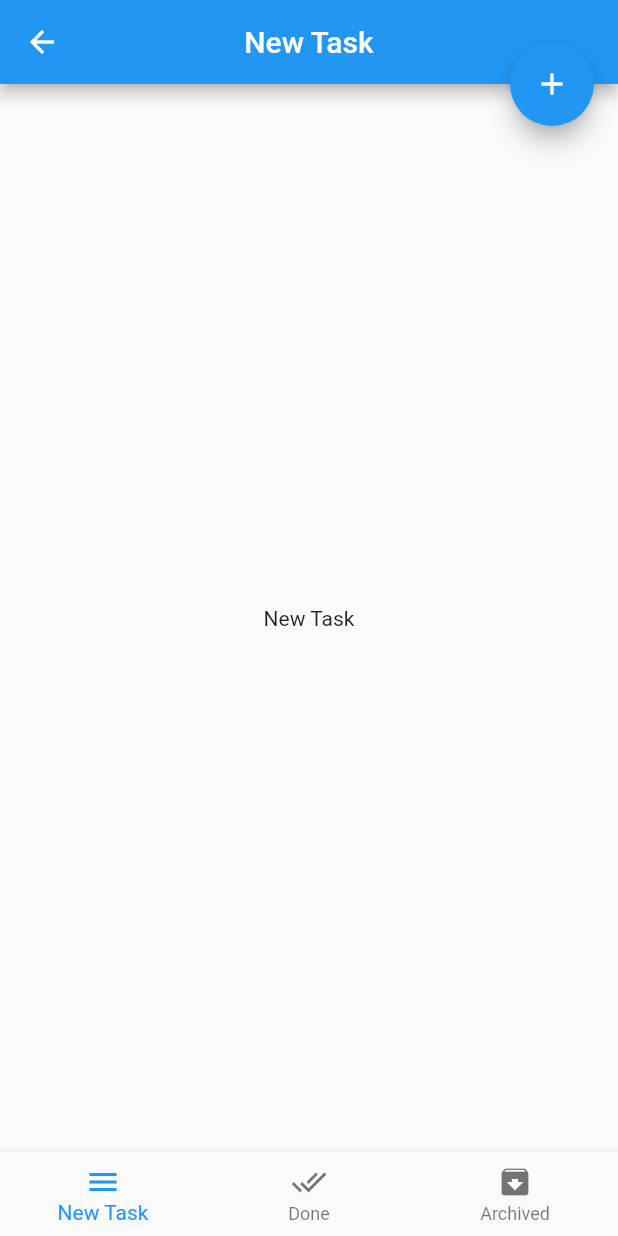
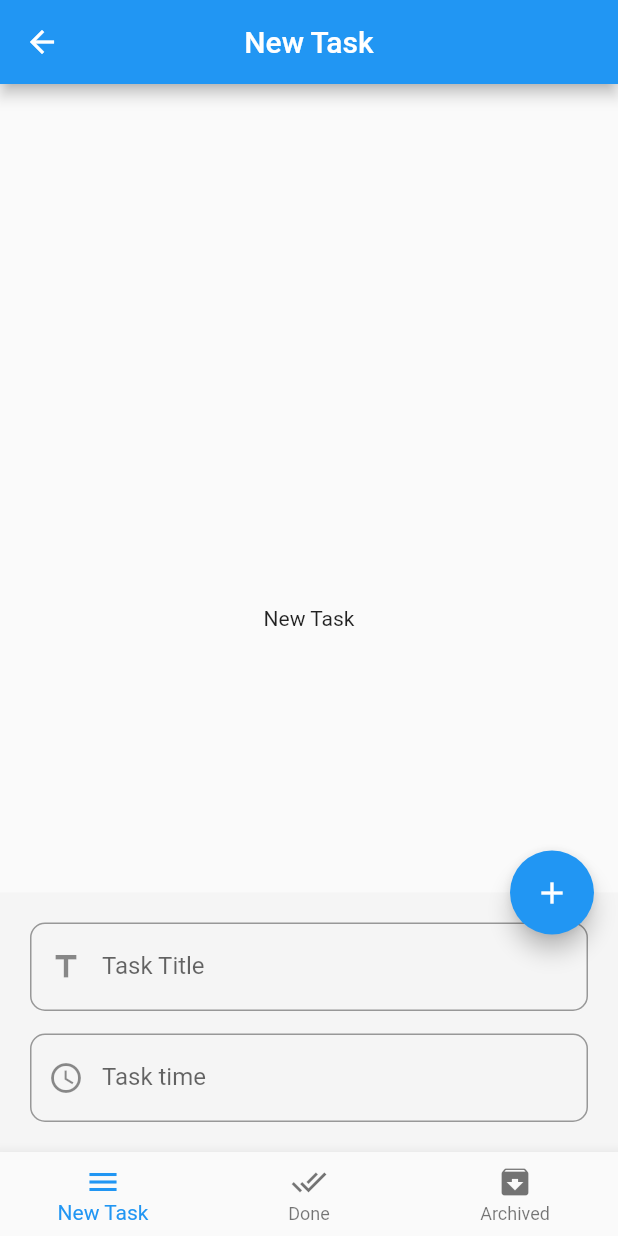
Before and after one commit to amrNaser99/Todo-App, a Flutter app: the screen it shows after launch, after a tap on the "edit" icon, on a phone screen of 412 x 824 dp. Run offline on Flutter 3.47's test engine with Material 2 defaults, Android fonts, the phone set to English and light mode, and no system bars; our stand-ins replace sqflite; accounts and stored records are empty.

Commit message:
adding TimePicker and take his var to the TextFormFeild

```diff
--- a/lib/layout/home_layout.dart
+++ b/lib/layout/home_layout.dart
@@ -4,6 +4,7 @@ import 'package:sqflite/sqflite.dart';
 import 'package:todo/Module/archieve/archieve.dart';
 import 'package:todo/Module/done/done_screan.dart';
 import 'package:todo/Module/new_task/new_task.dart';
+import 'package:todo/shared/componends/componends.dart';
 
 class HomeScrean extends StatefulWidget {
   const HomeScrean({Key? key}) : super(key: key);
@@ -23,8 +24,10 @@ class _HomeScreanState extends State<HomeScrean> {
 
   late Database database;
   var ScaffoldKey = GlobalKey<ScaffoldState>();
-  bool isBottonSheat = false ;
-  IconData fabIcon = Icons.edit ;
+  bool isBottonSheat = false;
+  IconData fabIcon = Icons.edit;
+  var titleController = TextEditingController();
+  var timeController = TextEditingController();
 
   @override
   void initState() {
@@ -48,22 +51,65 @@ class _HomeScreanState extends State<HomeScrean> {
       ),
       floatingActionButton: FloatingActionButton(
         onPressed: () {
-
-          if(isBottonSheat){
+          if (isBottonSheat) {
             Navigator.pop(context);
             setState(() {
               fabIcon = Icons.edit;
             });
             isBottonSheat = false;
-          }
-          else{
+          } else {
             setState(() {
               fabIcon = Icons.add;
-              ScaffoldKey.currentState?.showBottomSheet((context) => Column(
-                children: [
 
-                ],
-              ));
+              ScaffoldKey.currentState?.showBottomSheet((context) => Container(
+                    color: Colors.grey[100],
+                    padding: EdgeInsets.all(
+                      20.0,
+                    ),
+                    child: Column(
+                      mainAxisSize: MainAxisSize.min,
+                      children: [
+                        defaultTextFormField(
+                          controller: titleController,
+                          keyboardType: TextInputType.text,
+                          validate: (value) {
+                            if (value == null || value.isEmpty) {
+                              return 'Please enter some text';
+                            }
+                            return null;
+                          },
+                          labelText: 'Task Title',
+                          prefixIcon: Icons.title,
+                        ),
+                        SizedBox(
+                          height: 15.0,
+                        ),
+                        defaultTextFormField(
+                          controller: timeController,
+                          keyboardType: TextInputType.datetime,
+                          validate: (value) {
+                            if (value == null || value.isEmpty) {
+                              return 'Time Must Not Be Empty';
+                            }
+                            return null;
+                          },
+                          labelText: 'Task time',
+                          prefixIcon: Icons.watch_later_outlined,
+                          onTap: () {
+                            showTimePicker(
+                                    context: context,
+                                    initialTime: TimeOfDay.now())
+                                .then((value)
+                                {
+                                  print(value?.format(context));
+                                  timeController.text =  value!.format(context).toString();
+                                  print(timeController.text);
+                            });
+                          },
+                        ),
+                      ],
+                    ),
+                  ));
             });
             isBottonSheat = true;
           }
@@ -124,16 +170,16 @@ class _HomeScreanState extends State<HomeScrean> {
   }
 
   void insertToDatabase() {
-    database.transaction((txn) async
-    {
-      txn.rawInsert('INSERT INTO tasks(title, date, time, status) VALUES("first task","15/9","12:04","new")').then((value) {
+    database.transaction((txn) async {
+      txn
+          .rawInsert(
+              'INSERT INTO tasks(title, date, time, status) VALUES("first task","15/9","12:04","new")')
+          .then((value) {
         print('$value is inserting successfully');
-      }).catchError((error)
-      {
-      print('Error when Insert new raw Record ${error.toString()}');
+      }).catchError((error) {
+        print('Error when Insert new raw Record ${error.toString()}');
       });
       return null;
     });
   }
-
 }
--- a/lib/shared/componends/componends.dart
+++ b/lib/shared/componends/componends.dart
@@ -25,14 +25,16 @@ Widget defaultButton({
     );
 
 Widget defaultTextFormField({
+
   required TextEditingController controller,
   required TextInputType keyboardType,
   required String labelText,
   required IconData prefixIcon,
- // required String Function(String? value) validate,
+  required FormFieldValidator<String> validate,
   IconData? suffixIcon,
   void Function(String)? onSubmitted,
   void Function(String)? onChanged,
+  void Function()? onTap,
   bool isPassword = false,
   double radius =10.0,
 }) =>
@@ -47,6 +49,7 @@ Widget defaultTextFormField({
         suffixIcon: suffixIcon != null ? Icon(suffixIcon) : null,
       ),
       onChanged: onChanged,
-    //  validator: validate,
+      onTap: onTap,
+      validator: validate,
       onFieldSubmitted: onSubmitted,
     );
```
